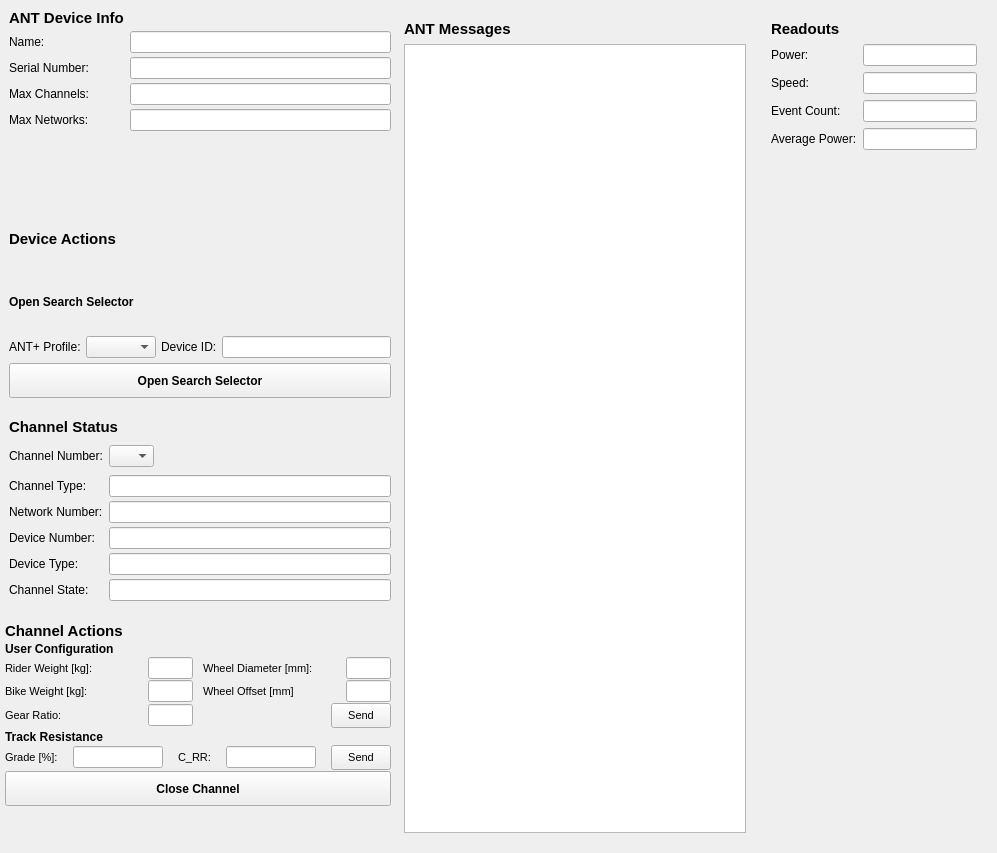
Above: libAnt/GUI/ant_UI.ui from pcavanaugh04/libant before the change. Below: the same form after it.
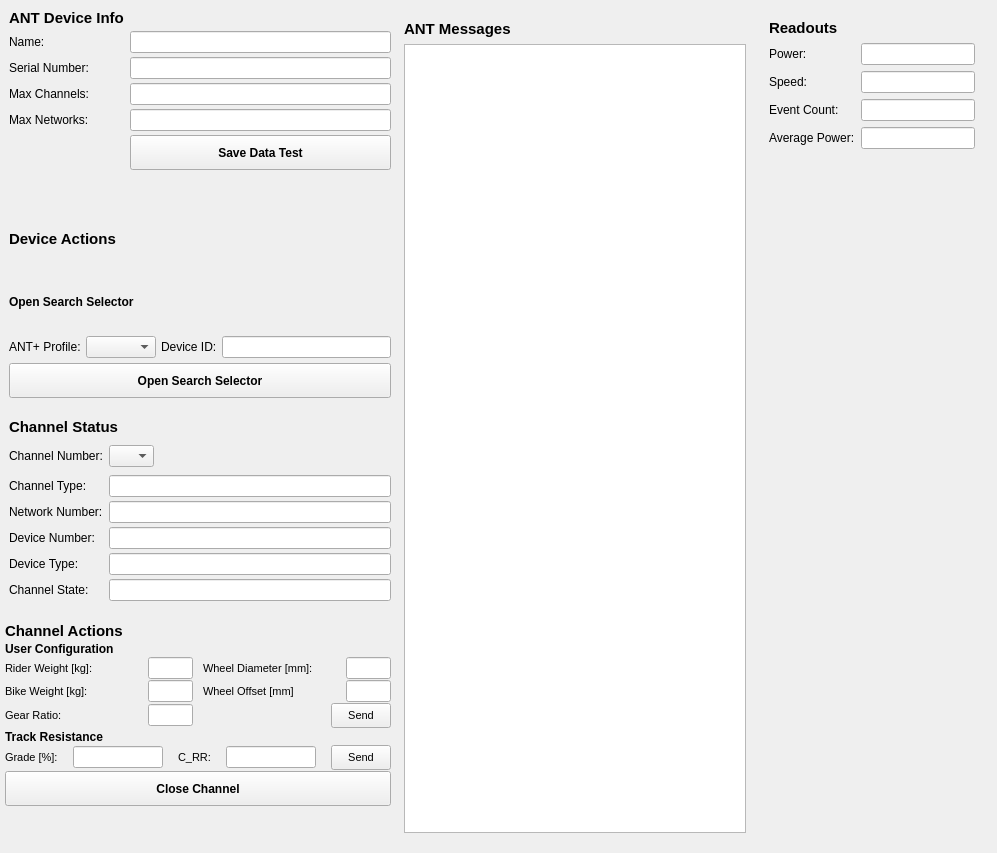
That is the form after the change.

Commit message:
Save data from multiple channels
Save into independent csv files in a test data folder

Diff of the .ui file:
```diff
--- a/libAnt/GUI/ant_UI.ui
+++ b/libAnt/GUI/ant_UI.ui
@@ -67,8 +67,8 @@
   <widget class="QFrame" name="readout_frame">
    <property name="geometry">
     <rect>
-     <x>762</x>
-     <y>11</y>
+     <x>760</x>
+     <y>10</y>
      <width>224</width>
      <height>831</height>
     </rect>
@@ -330,6 +330,26 @@
          </property>
         </widget>
        </item>
+       <item row="5" column="1">
+        <widget class="QPushButton" name="save_data_button">
+         <property name="minimumSize">
+          <size>
+           <width>0</width>
+           <height>35</height>
+          </size>
+         </property>
+         <property name="font">
+          <font>
+           <pointsize>9</pointsize>
+           <weight>75</weight>
+           <bold>true</bold>
+          </font>
+         </property>
+         <property name="text">
+          <string>Save Data Test</string>
+         </property>
+        </widget>
+       </item>
       </layout>
      </widget>
     </item>
```
The commit also changes 4 other files.
